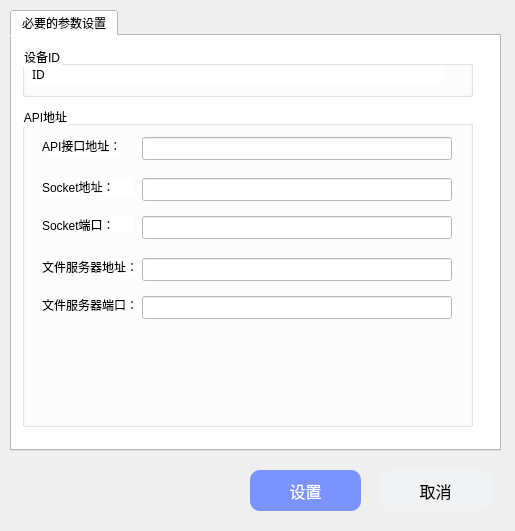
Old version of the form Auth/authsetting.ui in the repository duqingnian/DiskClient.
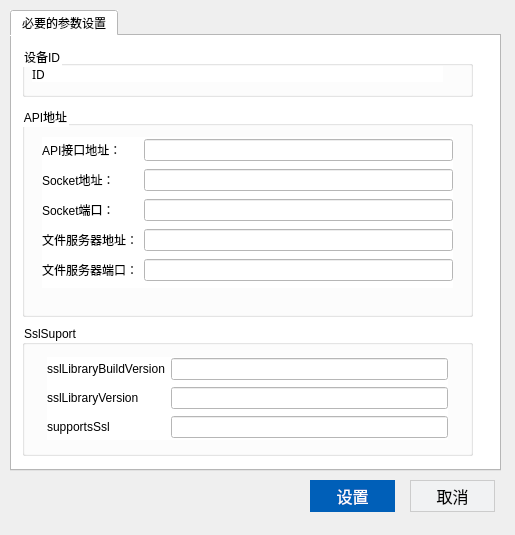
New version of the form.

```diff
--- a/Auth/authsetting.ui
+++ b/Auth/authsetting.ui
@@ -7,7 +7,7 @@
     <x>0</x>
     <y>0</y>
     <width>515</width>
-    <height>531</height>
+    <height>535</height>
    </rect>
   </property>
   <property name="windowTitle">
@@ -22,7 +22,7 @@
      <x>10</x>
      <y>10</y>
      <width>491</width>
-     <height>441</height>
+     <height>461</height>
     </rect>
    </property>
    <property name="styleSheet">
@@ -73,126 +73,128 @@
        <x>10</x>
        <y>70</y>
        <width>451</width>
-       <height>321</height>
+       <height>211</height>
       </rect>
      </property>
      <property name="title">
       <string>API地址</string>
      </property>
-     <widget class="QLineEdit" name="edit_socket_port">
+     <widget class="QWidget" name="layoutWidget">
       <property name="geometry">
        <rect>
-        <x>120</x>
-        <y>110</y>
-        <width>310</width>
-        <height>23</height>
-       </rect>
-      </property>
-     </widget>
-     <widget class="QLabel" name="label_3">
-      <property name="geometry">
-       <rect>
         <x>20</x>
-        <y>110</y>
-        <width>92</width>
-        <height>17</height>
-       </rect>
-      </property>
-      <property name="text">
-       <string>Socket端口：</string>
-      </property>
-     </widget>
-     <widget class="QLineEdit" name="edit_socket_server">
-      <property name="geometry">
-       <rect>
-        <x>120</x>
-        <y>72</y>
-        <width>310</width>
-        <height>23</height>
-       </rect>
-      </property>
-     </widget>
-     <widget class="QLabel" name="label_2">
-      <property name="geometry">
-       <rect>
-        <x>20</x>
-        <y>72</y>
-        <width>92</width>
-        <height>17</height>
-       </rect>
-      </property>
-      <property name="text">
-       <string>Socket地址：</string>
-      </property>
-     </widget>
-     <widget class="QLabel" name="label">
-      <property name="geometry">
-       <rect>
-        <x>20</x>
         <y>31</y>
-        <width>79</width>
-        <height>17</height>
+        <width>411</width>
+        <height>151</height>
        </rect>
       </property>
-      <property name="text">
-       <string>API接口地址：</string>
-      </property>
+      <layout class="QGridLayout" name="gridLayout">
+       <item row="0" column="0">
+        <widget class="QLabel" name="label">
+         <property name="text">
+          <string>API接口地址：</string>
+         </property>
+        </widget>
+       </item>
+       <item row="0" column="1">
+        <widget class="QLineEdit" name="edit_api_url"/>
+       </item>
+       <item row="1" column="0">
+        <widget class="QLabel" name="label_2">
+         <property name="text">
+          <string>Socket地址：</string>
+         </property>
+        </widget>
+       </item>
+       <item row="1" column="1">
+        <widget class="QLineEdit" name="edit_socket_server"/>
+       </item>
+       <item row="2" column="0">
+        <widget class="QLabel" name="label_3">
+         <property name="text">
+          <string>Socket端口：</string>
+         </property>
+        </widget>
+       </item>
+       <item row="2" column="1">
+        <widget class="QLineEdit" name="edit_socket_port"/>
+       </item>
+       <item row="3" column="0">
+        <widget class="QLabel" name="label_4">
+         <property name="text">
+          <string>文件服务器地址：</string>
+         </property>
+        </widget>
+       </item>
+       <item row="3" column="1">
+        <widget class="QLineEdit" name="edit_file_server"/>
+       </item>
+       <item row="4" column="0">
+        <widget class="QLabel" name="label_5">
+         <property name="text">
+          <string>文件服务器端口：</string>
+         </property>
+        </widget>
+       </item>
+       <item row="4" column="1">
+        <widget class="QLineEdit" name="edit_file_port"/>
+       </item>
+      </layout>
      </widget>
-     <widget class="QLineEdit" name="edit_api_url">
+    </widget>
+    <widget class="QGroupBox" name="groupBox_3">
+     <property name="geometry">
+      <rect>
+       <x>10</x>
+       <y>289</y>
+       <width>451</width>
+       <height>131</height>
+      </rect>
+     </property>
+     <property name="title">
+      <string>SslSuport</string>
+     </property>
+     <widget class="QWidget" name="layoutWidget">
       <property name="geometry">
        <rect>
-        <x>120</x>
-        <y>31</y>
-        <width>310</width>
-        <height>23</height>
+        <x>25</x>
+        <y>32</y>
+        <width>401</width>
+        <height>83</height>
        </rect>
       </property>
-     </widget>
-     <widget class="QLineEdit" name="edit_file_port">
-      <property name="geometry">
-       <rect>
-        <x>120</x>
-        <y>190</y>
-        <width>310</width>
-        <height>23</height>
-       </rect>
-      </property>
-     </widget>
-     <widget class="QLineEdit" name="edit_file_server">
-      <property name="geometry">
-       <rect>
-        <x>120</x>
-        <y>152</y>
-        <width>310</width>
-        <height>23</height>
-       </rect>
-      </property>
-     </widget>
-     <widget class="QLabel" name="label_4">
-      <property name="geometry">
-       <rect>
-        <x>20</x>
-        <y>152</y>
-        <width>92</width>
-        <height>17</height>
-       </rect>
-      </property>
-      <property name="text">
-       <string>文件服务器地址：</string>
-      </property>
-     </widget>
-     <widget class="QLabel" name="label_5">
-      <property name="geometry">
-       <rect>
-        <x>20</x>
-        <y>190</y>
-        <width>92</width>
-        <height>17</height>
-       </rect>
-      </property>
-      <property name="text">
-       <string>文件服务器端口：</string>
-      </property>
+      <layout class="QGridLayout" name="gridLayout_2">
+       <item row="0" column="0">
+        <widget class="QLabel" name="label_11">
+         <property name="text">
+          <string>sslLibraryBuildVersion</string>
+         </property>
+        </widget>
+       </item>
+       <item row="0" column="1">
+        <widget class="QLineEdit" name="edit_sslLibraryBuildVersion"/>
+       </item>
+       <item row="1" column="0">
+        <widget class="QLabel" name="label_12">
+         <property name="text">
+          <string>sslLibraryVersion</string>
+         </property>
+        </widget>
+       </item>
+       <item row="1" column="1">
+        <widget class="QLineEdit" name="edit_sslLibraryVersion"/>
+       </item>
+       <item row="2" column="0">
+        <widget class="QLabel" name="label_13">
+         <property name="text">
+          <string>supportsSsl</string>
+         </property>
+        </widget>
+       </item>
+       <item row="2" column="1">
+        <widget class="QLineEdit" name="edit_supportsSsl"/>
+       </item>
+      </layout>
      </widget>
     </widget>
    </widget>
@@ -200,17 +202,26 @@
   <widget class="QPushButton" name="btn_submit">
    <property name="geometry">
     <rect>
-     <x>250</x>
-     <y>470</y>
-     <width>111</width>
-     <height>41</height>
+     <x>310</x>
+     <y>480</y>
+     <width>85</width>
+     <height>32</height>
     </rect>
    </property>
    <property name="cursor">
     <cursorShape>PointingHandCursor</cursorShape>
    </property>
    <property name="styleSheet">
-    <string notr="true">#btn_submit{background-color:#7B93FF;color:#fff;border:0px;border-radius:10px;font-size:16px;font-family: &quot;Microsoft Yahei&quot;;text-align:center;}</string>
+    <string notr="true">#btn_submit
+{
+background-color:#005fb8;
+color:#fff;
+border:0px;
+border-radius:0px;
+font-size:16px;
+font-family: &quot;Microsoft Yahei&quot;;
+text-align:center;
+}</string>
    </property>
    <property name="text">
     <string>设置</string>
@@ -222,17 +233,26 @@
   <widget class="QPushButton" name="btn_cancel">
    <property name="geometry">
     <rect>
-     <x>380</x>
-     <y>470</y>
-     <width>111</width>
-     <height>41</height>
+     <x>410</x>
+     <y>480</y>
+     <width>85</width>
+     <height>32</height>
     </rect>
    </property>
    <property name="cursor">
     <cursorShape>PointingHandCursor</cursorShape>
    </property>
    <property name="styleSheet">
-    <string notr="true">#btn_cancel{background-color:#f1f2f3;color:#000;border:0px;border-radius:10px;font-size:16px;font-family: &quot;Microsoft Yahei&quot;;text-align:center;}
+    <string notr="true">#btn_cancel
+{
+background-color:#f1f2f3;
+color:#000;
+border:1px solid #ccc;
+border-radius:0px;
+font-size:16px;
+font-family: &quot;Microsoft Yahei&quot;;
+text-align:center;
+}
 </string>
    </property>
    <property name="text">
```
